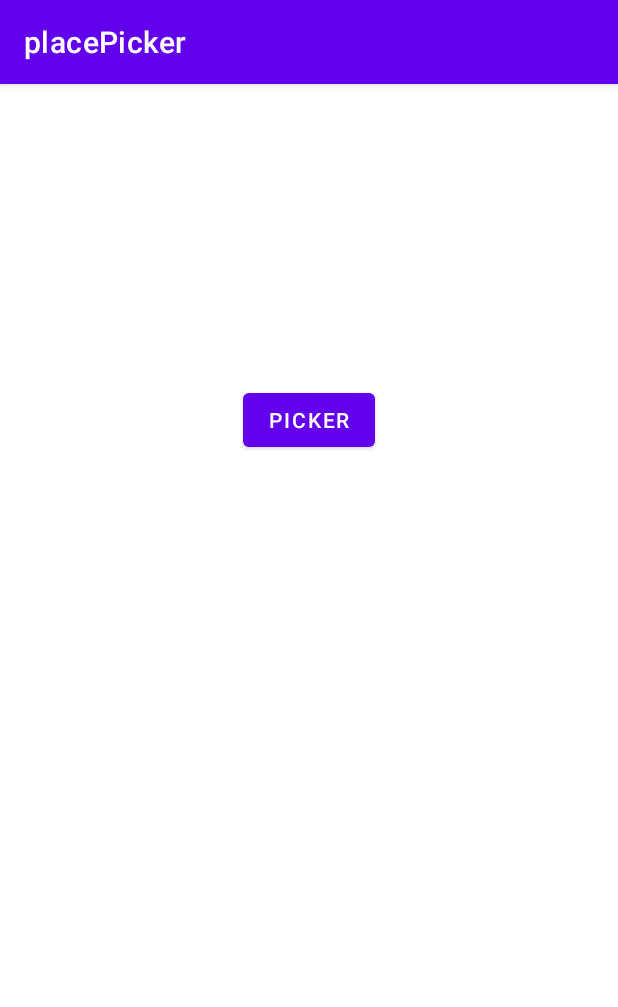
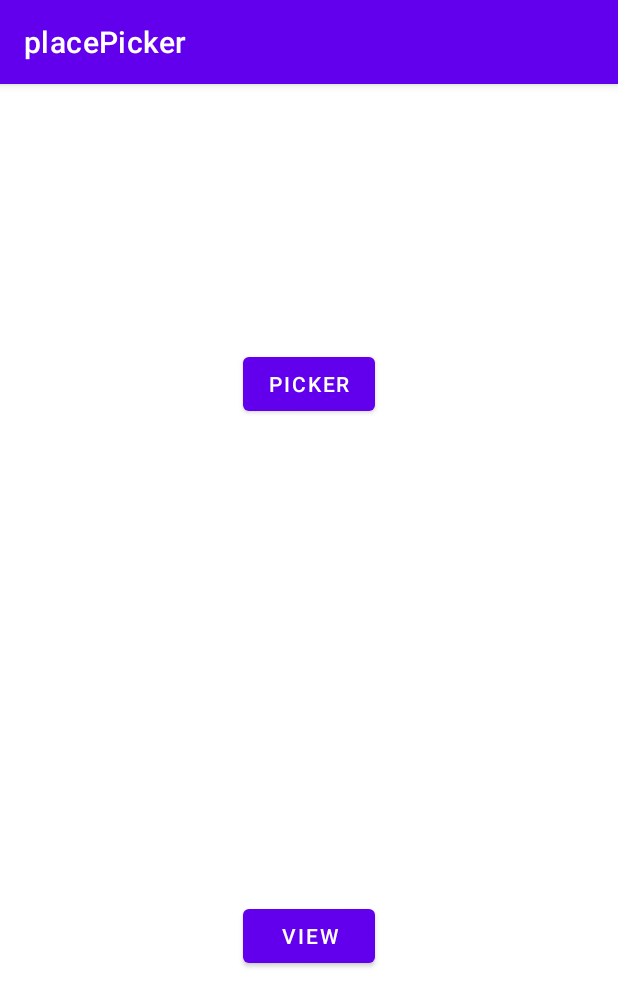
Before and after one commit to logang-bot/placepickertest, an Android app: the screen it shows after launch (MainActivity), on a phone screen of 412 x 824 dp. Shown: the top 1007 px of the screen. Run offline under Robolectric (Android 15) with nearby library versions, the phone set to English and light mode, and no system bars.

Commit message:
second commit

```diff
--- a/app/src/main/java/com/example/placepicker/MainActivity.java
+++ b/app/src/main/java/com/example/placepicker/MainActivity.java
@@ -4,6 +4,7 @@ import androidx.annotation.Nullable;
 import androidx.appcompat.app.AppCompatActivity;
 
 import android.content.Intent;
+import android.net.Uri;
 import android.os.Bundle;
 import android.view.View;
 import android.widget.Button;
@@ -14,9 +15,13 @@ import com.google.android.gms.common.GooglePlayServicesRepairableException;
 import com.google.android.gms.location.places.Place;
 import com.google.android.gms.location.places.ui.PlacePicker;
 
+import java.util.Locale;
+
 public class MainActivity extends AppCompatActivity {
 
-    Button btnPicker;
+    private String latitude, longitude;
+
+    Button btnPicker, btnView;
     TextView textView;
     int PLACE_PICKER_REQUEST = 1;
 
@@ -26,7 +31,23 @@ public class MainActivity extends AppCompatActivity {
         setContentView(R.layout.activity_main);
 
         btnPicker = findViewById(R.id.btnpicker);
+        btnView = findViewById(R.id.btnview);
+
         textView = findViewById(R.id.maptextview);
+
+        btnView.setOnClickListener(new View.OnClickListener() {
+            @Override
+            public void onClick(View view) {
+                //"http://maps.google.com/maps?q=loc:37.7749,-122.4194" + destinationLatitude + "," + destinationLongitude;
+                String uri = "http://maps.google.com/maps?q=loc:" + latitude + "," + longitude;
+                Uri gmmIntentUri = Uri.parse("http://maps.google.com/maps?q=loc:37.7749,-122.4194");
+                Intent intent = new Intent(Intent.ACTION_VIEW, Uri.parse(uri));
+                intent.setPackage("com.google.android.apps.maps");
+                if (intent.resolveActivity(getPackageManager()) != null) {
+                    startActivity(intent);
+                }
+            }
+        });
 
         btnPicker.setOnClickListener(new View.OnClickListener() {
             @Override
@@ -43,7 +64,6 @@ public class MainActivity extends AppCompatActivity {
             }
         });
     }
-
     @Override
     protected void onActivityResult(int requestCode, int resultCode, @Nullable Intent data) {
         super.onActivityResult(requestCode, resultCode, data);
@@ -51,8 +71,8 @@ public class MainActivity extends AppCompatActivity {
             if (resultCode == RESULT_OK) {
                 Place place = PlacePicker.getPlace(data, this);
                 StringBuilder stringBuilder = new StringBuilder();
-                String latitude = String.valueOf(place.getLatLng().latitude);
-                String longitude = String.valueOf(place.getLatLng().longitude);
+                latitude = String.valueOf(place.getLatLng().latitude);
+                longitude = String.valueOf(place.getLatLng().longitude);
                 stringBuilder.append("LATITUDE: ");
                 stringBuilder.append(latitude);
                 stringBuilder.append("\n");
--- a/app/src/main/res/layout/activity_main.xml
+++ b/app/src/main/res/layout/activity_main.xml
@@ -23,5 +23,10 @@
         android:gravity="center"
         android:layout_marginTop="20dp"/>
 
+    <Button
+        android:layout_width="wrap_content"
+        android:layout_height="wrap_content"
+        android:id="@+id/btnview"
+        android:text="view"/>
 
 </LinearLayout>
```
